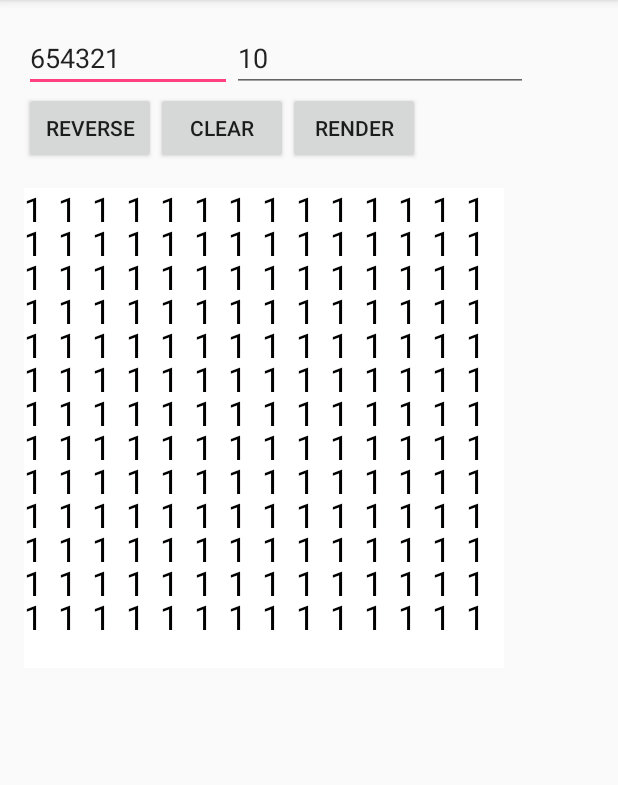
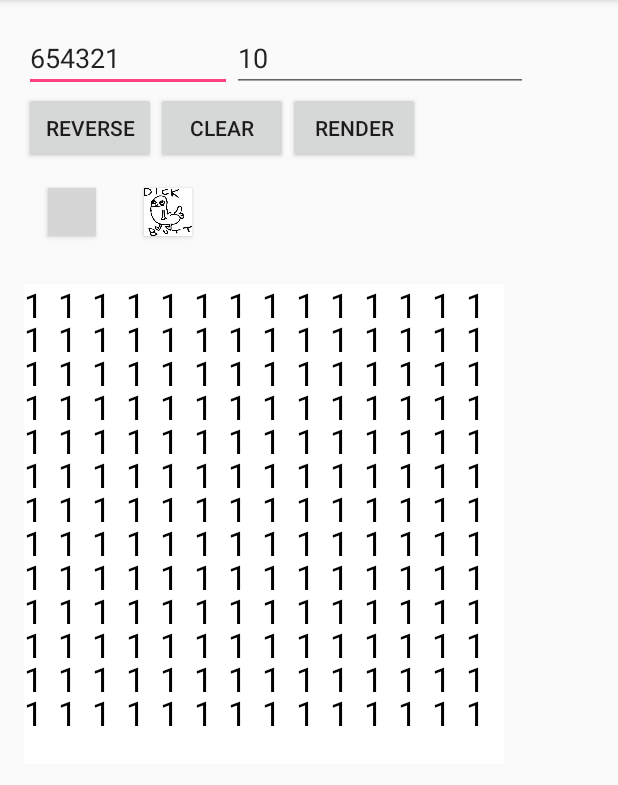
Before and after one commit to SawseGit/KotlinAsciiDemo, an Android app: the screen it shows after launch (MainActivity), after a tap on "REVERSE", on a phone screen of 412 x 824 dp, the part 84-869 px from its top. Run offline under Robolectric (Android 15) with nearby library versions, the phone set to English and light mode, and no system bars; grey boxes are pictures that could not be loaded.

Commit message:
Photo selector. Hide keyboard and refresh on complete or on button click

```diff
--- /dev/null
+++ b/app/src/main/java/com/chocosawse/kotlindemo/InputUtils.java
@@ -0,0 +1,47 @@
+package com.chocosawse.kotlindemo;
+
+import android.app.Activity;
+import android.content.Context;
+import android.view.KeyEvent;
+import android.view.View;
+import android.view.inputmethod.EditorInfo;
+import android.view.inputmethod.InputMethodManager;
+import android.widget.EditText;
+import android.widget.TextView;
+
+import org.jetbrains.annotations.NotNull;
+import org.jetbrains.annotations.Nullable;
+
+public class InputUtils {
+
+    public static void hideKeyboard(Activity a) {
+        InputMethodManager imm = (InputMethodManager) a.getSystemService(Context.INPUT_METHOD_SERVICE);
+        if (imm == null) {
+            return;
+        }
+        View focus = a.getCurrentFocus();
+        if (focus == null) {
+            return;
+        }
+        focus.clearFocus();
+        imm.hideSoftInputFromWindow(focus.getWindowToken(), InputMethodManager.HIDE_NOT_ALWAYS);
+    }
+
+    public static void setOnComplete(final @NotNull EditText textView, final Runnable r) {
+        textView.setImeOptions(EditorInfo.IME_ACTION_DONE);
+        textView.setOnEditorActionListener(new TextView.OnEditorActionListener() {
+            @Override
+            public boolean onEditorAction(TextView v, int actionId, @Nullable KeyEvent event) {
+                if (actionId == EditorInfo.IME_ACTION_DONE ||
+                        (event != null && event.getAction() == KeyEvent.ACTION_DOWN
+                                && event.getKeyCode() == KeyEvent.KEYCODE_ENTER)) {
+                    if (r != null) {
+                        r.run();
+                    }
+                    return true;
+                }
+                return false;
+            }
+        });
+    }
+}
--- a/app/src/main/java/com/chocosawse/kotlindemo/MainActivity.java
+++ b/app/src/main/java/com/chocosawse/kotlindemo/MainActivity.java
@@ -1,37 +1,64 @@
 package com.chocosawse.kotlindemo;
 
-import android.app.Activity;
-import android.content.Context;
+import android.graphics.Bitmap;
 import android.graphics.BitmapFactory;
 import android.support.v7.app.AppCompatActivity;
 import android.os.Bundle;
 import android.view.View;
 import android.view.ViewGroup;
-import android.view.inputmethod.InputMethodManager;
 import android.widget.Button;
+import android.widget.EditText;
 
 public class MainActivity extends AppCompatActivity {
 
     private Button mReverseButton;
     private Button mClearButton;
     private Button mRender;
+    private Button mDogeButton;
+    private Button mDickButtButton;
+    private EditText mCharET;
+    private EditText mCompressionET;
     private OptionsView mOptions;
     private AsciiView mAsciiView;
+    private Bitmap mDogeBitmap;
+    private Bitmap mDickButtBitmap;
 
     @Override
     protected void onCreate(Bundle savedInstanceState) {
         super.onCreate(savedInstanceState);
         setContentView(R.layout.activity_main);
         mOptions = new OptionsViewImpl((ViewGroup) findViewById(R.id.options));
-        mOptions.setBitmap(BitmapFactory.decodeResource(getResources(), R.drawable.doge));
+        mDogeBitmap = BitmapFactory.decodeResource(getResources(), R.drawable.doge);
+        mDickButtBitmap = BitmapFactory.decodeResource(getResources(), R.drawable.dickbutt);
+        mOptions.setBitmap(mDogeBitmap);
         mReverseButton = (Button) findViewById(R.id.reverse);
         mClearButton = (Button) findViewById(R.id.clear);
         mRender = (Button) findViewById(R.id.render);
         mAsciiView = (AsciiView) findViewById(R.id.ascii);
+        mCharET = (EditText) findViewById(R.id.chars);
+        mCompressionET = (EditText) findViewById(R.id.compression);
+        mDogeButton = (Button) findViewById(R.id.doge);
+        mDickButtButton = (Button) findViewById(R.id.db);
 
         if (mAsciiView != null) {
             mAsciiView.setOptions(mOptions);
         }
+
+        InputUtils.setOnComplete(mCompressionET, new Runnable() {
+            @Override
+            public void run() {
+                InputUtils.hideKeyboard(MainActivity.this);
+                refresh();
+            }
+        });
+
+        InputUtils.setOnComplete(mCharET, new Runnable() {
+            @Override
+            public void run() {
+                InputUtils.hideKeyboard(MainActivity.this);
+                refresh();
+            }
+        });
 
         mReverseButton.setOnClickListener(new View.OnClickListener() {
             @Override
@@ -56,6 +83,22 @@ public class MainActivity extends AppCompatActivity {
                 refresh();
             }
         });
+
+        mDogeButton.setOnClickListener(new View.OnClickListener() {
+            @Override
+            public void onClick(View v) {
+                mOptions.setBitmap(mDogeBitmap);
+                refresh();
+            }
+        });
+
+        mDickButtButton.setOnClickListener(new View.OnClickListener() {
+            @Override
+            public void onClick(View v) {
+                mOptions.setBitmap(mDickButtBitmap);
+                refresh();
+            }
+        });
     }
 
     private String reverse(String s) {
@@ -64,15 +107,6 @@ public class MainActivity extends AppCompatActivity {
 
     private void refresh() {
         mAsciiView.refresh();
-        InputMethodManager imm = (InputMethodManager) getSystemService(Context.INPUT_METHOD_SERVICE);
-        if (imm == null) {
-            return;
-        }
-        View focus = getCurrentFocus();
-        if (focus == null) {
-            return;
-        }
-        focus.clearFocus();
-        imm.hideSoftInputFromWindow(focus.getWindowToken(), InputMethodManager.HIDE_NOT_ALWAYS);
+        InputUtils.hideKeyboard(this);
     }
 }
--- a/app/src/main/res/layout/activity_main.xml
+++ b/app/src/main/res/layout/activity_main.xml
@@ -1,12 +1,16 @@
 <?xml version="1.0" encoding="utf-8"?>
-<LinearLayout
+<ScrollView
     xmlns:android="http://schemas.android.com/apk/res/android"
     xmlns:tools="http://schemas.android.com/tools"
     android:layout_width="match_parent"
     android:layout_height="match_parent"
-    android:orientation="vertical"
     android:padding="@dimen/activity_horizontal_margin"
     tools:context="com.chocosawse.kotlindemo.MainActivity">
+
+    <LinearLayout
+        android:layout_width="match_parent"
+        android:layout_height="wrap_content"
+        android:orientation="vertical">
 
         <LinearLayout
             android:id="@+id/options"
@@ -55,10 +59,30 @@
 
         </LinearLayout>
 
+        <LinearLayout
+            android:layout_width="wrap_content"
+            android:layout_height="wrap_content"
+            android:orientation="horizontal">
+
+            <Button
+                android:id="@+id/doge"
+                android:layout_margin="@dimen/activity_horizontal_margin"
+                android:background="@drawable/doge"
+                android:layout_width="32dp"
+                android:layout_height="32dp" />
+
+            <Button
+                android:id="@+id/db"
+                android:layout_margin="@dimen/activity_horizontal_margin"
+                android:background="@drawable/dickbutt"
+                android:layout_width="32dp"
+                android:layout_height="32dp" />
+        </LinearLayout>
+
         <com.chocosawse.kotlindemo.AsciiView
             android:id="@+id/ascii"
             android:layout_marginTop="@dimen/activity_horizontal_margin"
             android:layout_width="320dp"
             android:layout_height="320dp" />
-
     </LinearLayout>
+</ScrollView>
```
Lines whose indentation alone changed are shown as unchanged.
